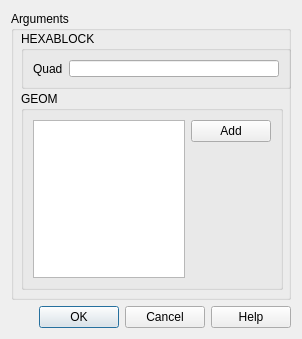
Old version of the form src/HEXABLOCKGUI/EdgeAssoc_QTD.ui in the repository SalomePlatform/hexablock.
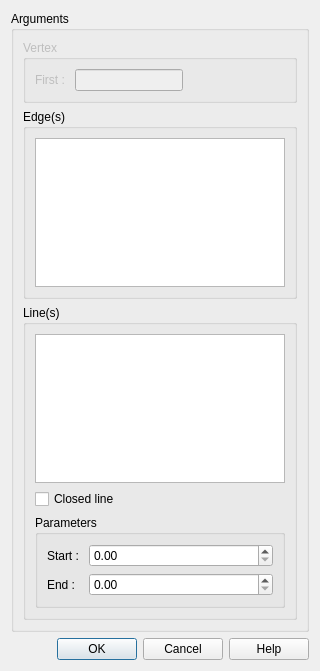
New version of the form.

Commit message: added: - save dialog box - vertex, edge, quad associations

Patch:
```diff
--- a/src/HEXABLOCKGUI/EdgeAssoc_QTD.ui
+++ b/src/HEXABLOCKGUI/EdgeAssoc_QTD.ui
@@ -6,8 +6,8 @@
    <rect>
     <x>0</x>
     <y>0</y>
-    <width>302</width>
-    <height>339</height>
+    <width>320</width>
+    <height>671</height>
    </rect>
   </property>
   <property name="windowTitle">
@@ -19,56 +19,117 @@
      <property name="title">
       <string>Arguments</string>
      </property>
-     <widget class="QGroupBox" name="groupBox">
-      <property name="geometry">
-       <rect>
-        <x>10</x>
-        <y>80</y>
-        <width>262</width>
-        <height>199</height>
-       </rect>
-      </property>
-      <property name="title">
-       <string>GEOM </string>
-      </property>
-      <layout class="QGridLayout" name="gridLayout">
-       <item row="0" column="0" rowspan="2">
-        <widget class="QListWidget" name="faces_lw"/>
-       </item>
-       <item row="0" column="1">
-        <widget class="QPushButton" name="add_pb">
-         <property name="text">
-          <string>Add</string>
-         </property>
-        </widget>
-       </item>
-      </layout>
-     </widget>
-     <widget class="QGroupBox" name="groupBox_4">
-      <property name="geometry">
-       <rect>
-        <x>10</x>
-        <y>20</y>
-        <width>270</width>
-        <height>58</height>
-       </rect>
-      </property>
-      <property name="title">
-       <string>HEXABLOCK</string>
-      </property>
-      <layout class="QFormLayout" name="formLayout_2">
-       <item row="0" column="0">
-        <widget class="QLabel" name="label_2">
-         <property name="text">
-          <string>Quad</string>
-         </property>
-        </widget>
-       </item>
-       <item row="0" column="1">
-        <widget class="QLineEdit" name="quad_le"/>
-       </item>
-      </layout>
-     </widget>
+     <layout class="QGridLayout" name="gridLayout">
+      <item row="0" column="0">
+       <widget class="QGroupBox" name="vertex_gb">
+        <property name="enabled">
+         <bool>false</bool>
+        </property>
+        <property name="title">
+         <string>Vertex</string>
+        </property>
+        <layout class="QGridLayout" name="gridLayout_4">
+         <item row="0" column="0">
+          <widget class="QLabel" name="label">
+           <property name="text">
+            <string>First : </string>
+           </property>
+          </widget>
+         </item>
+         <item row="0" column="1">
+          <widget class="QLineEdit" name="first_vex_le"/>
+         </item>
+         <item row="0" column="2">
+          <spacer name="horizontalSpacer">
+           <property name="orientation">
+            <enum>Qt::Horizontal</enum>
+           </property>
+           <property name="sizeHint" stdset="0">
+            <size>
+             <width>78</width>
+             <height>20</height>
+            </size>
+           </property>
+          </spacer>
+         </item>
+        </layout>
+       </widget>
+      </item>
+      <item row="1" column="0">
+       <widget class="QGroupBox" name="edge_gb">
+        <property name="title">
+         <string>Edge(s)</string>
+        </property>
+        <layout class="QGridLayout" name="gridLayout_2">
+         <item row="0" column="0" rowspan="2">
+          <widget class="QListWidget" name="edges_lw"/>
+         </item>
+        </layout>
+       </widget>
+      </item>
+      <item row="2" column="0">
+       <widget class="QGroupBox" name="line_gb">
+        <property name="title">
+         <string>Line(s)</string>
+        </property>
+        <layout class="QGridLayout" name="gridLayout_3">
+         <item row="0" column="0" rowspan="2">
+          <widget class="QListWidget" name="lines_lw"/>
+         </item>
+         <item row="2" column="0">
+          <widget class="QCheckBox" name="close_cb">
+           <property name="text">
+            <string>Closed line</string>
+           </property>
+          </widget>
+         </item>
+         <item row="3" column="0">
+          <widget class="QGroupBox" name="groupBox">
+           <property name="title">
+            <string>Parameters</string>
+           </property>
+           <layout class="QFormLayout" name="formLayout">
+            <item row="0" column="0">
+             <widget class="QLabel" name="label_2">
+              <property name="text">
+               <string>Start : </string>
+              </property>
+             </widget>
+            </item>
+            <item row="0" column="1">
+             <widget class="QDoubleSpinBox" name="pstart_spb">
+              <property name="maximum">
+               <double>1.000000000000000</double>
+              </property>
+              <property name="singleStep">
+               <double>0.010000000000000</double>
+              </property>
+             </widget>
+            </item>
+            <item row="1" column="0">
+             <widget class="QLabel" name="label_3">
+              <property name="text">
+               <string>End : </string>
+              </property>
+             </widget>
+            </item>
+            <item row="1" column="1">
+             <widget class="QDoubleSpinBox" name="pend_spb">
+              <property name="maximum">
+               <double>1.000000000000000</double>
+              </property>
+              <property name="singleStep">
+               <double>0.010000000000000</double>
+              </property>
+             </widget>
+            </item>
+           </layout>
+          </widget>
+         </item>
+        </layout>
+       </widget>
+      </item>
+     </layout>
     </widget>
    </item>
    <item>
```
Left out of the diff: 48 changed lines with no effect on the pictures. The commit also changes 19 other files.
